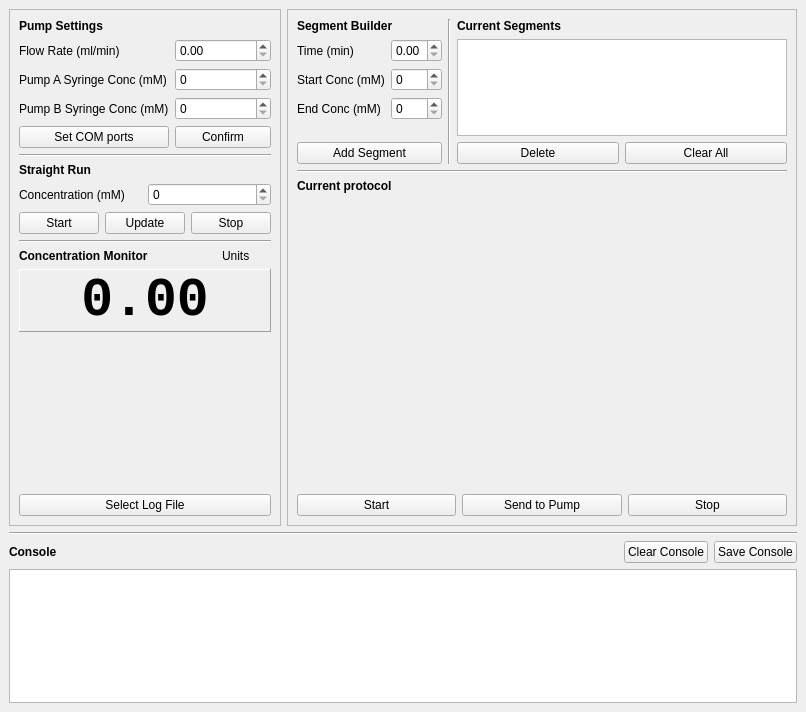
First picture: the form in pumpcontroller.ui, repository beowulfey/QtPumpController, before the edit.
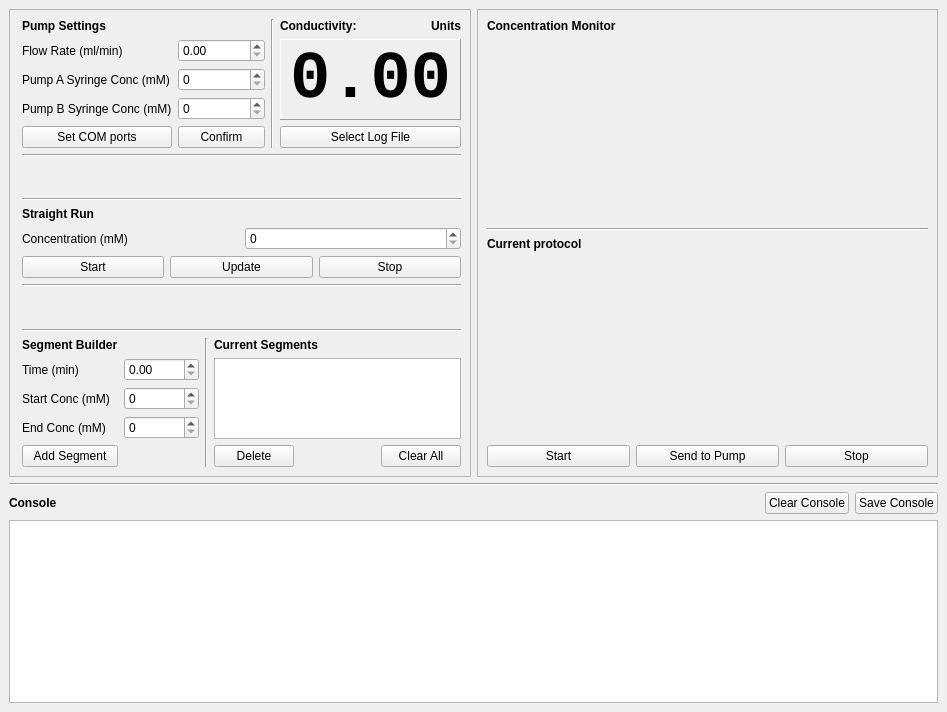
Second picture: the form after the edit. Custom widgets are drawn as their Qt base class.

```diff
--- a/pumpcontroller.ui
+++ b/pumpcontroller.ui
@@ -6,7 +6,7 @@
    <rect>
     <x>0</x>
     <y>0</y>
-    <width>806</width>
+    <width>947</width>
     <height>712</height>
    </rect>
   </property>
@@ -41,11 +41,11 @@
     <item>
      <layout class="QHBoxLayout" name="horizontalLayout_4">
       <item>
-       <widget class="QFrame" name="frame_2">
+       <widget class="QFrame" name="frame_left">
         <property name="sizePolicy">
          <sizepolicy hsizetype="Preferred" vsizetype="Preferred">
           <horstretch>0</horstretch>
-          <verstretch>7</verstretch>
+          <verstretch>0</verstretch>
          </sizepolicy>
         </property>
         <property name="frameShape">
@@ -54,26 +54,29 @@
         <property name="frameShadow">
          <enum>QFrame::Shadow::Raised</enum>
         </property>
-        <layout class="QVBoxLayout" name="verticalLayout_2" stretch="5,0,2,0,0">
+        <layout class="QVBoxLayout" name="verticalLayout_2" stretch="3,0,0,0,1,0,0,0,3">
+         <property name="leftMargin">
+          <number>12</number>
+         </property>
          <item>
           <layout class="QGridLayout" name="gridLayout_2">
-           <item row="4" column="1">
-            <widget class="QSpinBox" name="spinPbc">
-             <property name="sizePolicy">
-              <sizepolicy hsizetype="Preferred" vsizetype="Preferred">
-               <horstretch>0</horstretch>
-               <verstretch>0</verstretch>
-              </sizepolicy>
+           <item row="1" column="3">
+            <widget class="QLabel" name="label_2">
+             <property name="font">
+              <font>
+               <family>.AppleSystemUIFont</family>
+               <bold>true</bold>
+              </font>
              </property>
-             <property name="maximum">
-              <number>200</number>
+             <property name="text">
+              <string>Conductivity:</string>
              </property>
             </widget>
            </item>
-           <item row="3" column="0">
-            <widget class="QLabel" name="label_5">
-             <property name="text">
-              <string>Pump A Syringe Conc (mM)</string>
+           <item row="1" column="2" rowspan="5">
+            <widget class="Line" name="line_7">
+             <property name="orientation">
+              <enum>Qt::Orientation::Vertical</enum>
              </property>
             </widget>
            </item>
@@ -90,32 +93,6 @@
              </property>
             </widget>
            </item>
-           <item row="5" column="1">
-            <widget class="QPushButton" name="butConfirmSettings">
-             <property name="sizePolicy">
-              <sizepolicy hsizetype="Preferred" vsizetype="Preferred">
-               <horstretch>0</horstretch>
-               <verstretch>0</verstretch>
-              </sizepolicy>
-             </property>
-             <property name="text">
-              <string>Confirm</string>
-             </property>
-            </widget>
-           </item>
-           <item row="3" column="1">
-            <widget class="QSpinBox" name="spinPac">
-             <property name="sizePolicy">
-              <sizepolicy hsizetype="Preferred" vsizetype="Preferred">
-               <horstretch>0</horstretch>
-               <verstretch>0</verstretch>
-              </sizepolicy>
-             </property>
-             <property name="maximum">
-              <number>200</number>
-             </property>
-            </widget>
-           </item>
            <item row="4" column="0">
             <widget class="QLabel" name="label_6">
              <property name="text">
@@ -123,16 +100,16 @@
              </property>
             </widget>
            </item>
-           <item row="2" column="0">
-            <widget class="QLabel" name="label_4">
-             <property name="font">
-              <font>
-               <family>.AppleSystemUIFont</family>
-               <stylestrategy>PreferAntialias</stylestrategy>
-              </font>
+           <item row="4" column="1">
+            <widget class="QSpinBox" name="spinPbc">
+             <property name="sizePolicy">
+              <sizepolicy hsizetype="Preferred" vsizetype="Preferred">
+               <horstretch>0</horstretch>
+               <verstretch>0</verstretch>
+              </sizepolicy>
              </property>
-             <property name="text">
-              <string>Flow Rate (ml/min)</string>
+             <property name="maximum">
+              <number>200</number>
              </property>
             </widget>
            </item>
@@ -159,109 +136,69 @@
              </property>
             </widget>
            </item>
-          </layout>
-         </item>
-         <item>
-          <widget class="Line" name="line_2">
-           <property name="orientation">
-            <enum>Qt::Orientation::Horizontal</enum>
-           </property>
-          </widget>
-         </item>
-         <item>
-          <layout class="QGridLayout" name="gridLayout_3">
-           <item row="1" column="0" colspan="2">
-            <widget class="QLabel" name="label_11">
+           <item row="3" column="1">
+            <widget class="QSpinBox" name="spinPac">
+             <property name="sizePolicy">
+              <sizepolicy hsizetype="Preferred" vsizetype="Preferred">
+               <horstretch>0</horstretch>
+               <verstretch>0</verstretch>
+              </sizepolicy>
+             </property>
+             <property name="maximum">
+              <number>200</number>
+             </property>
+            </widget>
+           </item>
+           <item row="2" column="0">
+            <widget class="QLabel" name="label_4">
              <property name="font">
               <font>
                <family>.AppleSystemUIFont</family>
-               <bold>true</bold>
+               <stylestrategy>PreferAntialias</stylestrategy>
               </font>
              </property>
              <property name="text">
-              <string>Straight Run</string>
+              <string>Flow Rate (ml/min)</string>
              </property>
             </widget>
            </item>
-           <item row="2" column="1">
-            <widget class="QSpinBox" name="spinStraightConc">
+           <item row="5" column="1">
+            <widget class="QPushButton" name="butConfirmSettings">
              <property name="sizePolicy">
               <sizepolicy hsizetype="Preferred" vsizetype="Preferred">
                <horstretch>0</horstretch>
                <verstretch>0</verstretch>
               </sizepolicy>
              </property>
-            </widget>
-           </item>
-           <item row="3" column="0" colspan="2">
-            <layout class="QHBoxLayout" name="horizontalLayout">
-             <item>
-              <widget class="QPushButton" name="butStartPump">
-               <property name="sizePolicy">
-                <sizepolicy hsizetype="Minimum" vsizetype="Preferred">
-                 <horstretch>0</horstretch>
-                 <verstretch>0</verstretch>
-                </sizepolicy>
-               </property>
-               <property name="text">
-                <string>Start</string>
-               </property>
-              </widget>
-             </item>
-             <item>
-              <widget class="QPushButton" name="butUpdatePump">
-               <property name="sizePolicy">
-                <sizepolicy hsizetype="Minimum" vsizetype="Preferred">
-                 <horstretch>0</horstretch>
-                 <verstretch>0</verstretch>
-                </sizepolicy>
-               </property>
-               <property name="text">
-                <string>Update</string>
-               </property>
-              </widget>
-             </item>
-             <item>
-              <widget class="QPushButton" name="butStopPump">
-               <property name="sizePolicy">
-                <sizepolicy hsizetype="Minimum" vsizetype="Preferred">
-                 <horstretch>0</horstretch>
-                 <verstretch>0</verstretch>
-                </sizepolicy>
-               </property>
-               <property name="text">
-                <string>Stop</string>
-               </property>
-              </widget>
-             </item>
-            </layout>
-           </item>
-           <item row="2" column="0">
-            <widget class="QLabel" name="label_10">
              <property name="text">
-              <string>Concentration (mM)</string>
+              <string>Confirm</string>
              </property>
             </widget>
            </item>
-          </layout>
-         </item>
-         <item>
-          <widget class="Line" name="line_4">
-           <property name="orientation">
-            <enum>Qt::Orientation::Horizontal</enum>
-           </property>
-          </widget>
-         </item>
-         <item>
-          <layout class="QGridLayout" name="gridLayout_7">
-           <item row="0" column="4">
+           <item row="1" column="4">
             <widget class="QLabel" name="label_cond_units">
+             <property name="font">
+              <font>
+               <family>.AppleSystemUIFont</family>
+               <bold>true</bold>
+              </font>
+             </property>
              <property name="text">
               <string>Units</string>
              </property>
+             <property name="alignment">
+              <set>Qt::AlignmentFlag::AlignRight|Qt::AlignmentFlag::AlignTrailing|Qt::AlignmentFlag::AlignVCenter</set>
+             </property>
             </widget>
            </item>
-           <item row="4" column="0" colspan="5">
+           <item row="3" column="0">
+            <widget class="QLabel" name="label_5">
+             <property name="text">
+              <string>Pump A Syringe Conc (mM)</string>
+             </property>
+            </widget>
+           </item>
+           <item row="5" column="3" colspan="2">
             <widget class="QPushButton" name="butSelectCondLog">
              <property name="sizePolicy">
               <sizepolicy hsizetype="Preferred" vsizetype="Preferred">
@@ -274,20 +211,7 @@
              </property>
             </widget>
            </item>
-           <item row="0" column="0" colspan="4">
-            <widget class="QLabel" name="label_3">
-             <property name="font">
-              <font>
-               <family>.AppleSystemUIFont</family>
-               <bold>true</bold>
-              </font>
-             </property>
-             <property name="text">
-              <string>Concentration Monitor</string>
-             </property>
-            </widget>
-           </item>
-           <item row="1" column="0" rowspan="2" colspan="5">
+           <item row="2" column="3" rowspan="3" colspan="2">
             <widget class="QLabel" name="label_cond">
              <property name="sizePolicy">
               <sizepolicy hsizetype="Preferred" vsizetype="Preferred">
@@ -298,7 +222,7 @@
              <property name="font">
               <font>
                <family>Courier New</family>
-               <pointsize>40</pointsize>
+               <pointsize>50</pointsize>
                <bold>true</bold>
               </font>
              </property>
@@ -328,51 +252,155 @@
              </property>
             </widget>
            </item>
-           <item row="3" column="0" colspan="5">
-            <widget class="PlotWidget" name="condPlot" native="true">
+          </layout>
+         </item>
+         <item>
+          <widget class="Line" name="line_6">
+           <property name="orientation">
+            <enum>Qt::Orientation::Horizontal</enum>
+           </property>
+          </widget>
+         </item>
+         <item>
+          <spacer name="verticalSpacer">
+           <property name="orientation">
+            <enum>Qt::Orientation::Vertical</enum>
+           </property>
+           <property name="sizeHint" stdset="0">
+            <size>
+             <width>20</width>
+             <height>40</height>
+            </size>
+           </property>
+          </spacer>
+         </item>
+         <item>
+          <widget class="Line" name="line_2">
+           <property name="orientation">
+            <enum>Qt::Orientation::Horizontal</enum>
+           </property>
+          </widget>
+         </item>
+         <item>
+          <layout class="QGridLayout" name="gridLayout_3">
+           <item row="3" column="0" colspan="2">
+            <layout class="QHBoxLayout" name="horizontalLayout">
+             <item>
+              <widget class="QPushButton" name="butStartPump">
+               <property name="sizePolicy">
+                <sizepolicy hsizetype="Minimum" vsizetype="Preferred">
+                 <horstretch>0</horstretch>
+                 <verstretch>0</verstretch>
+                </sizepolicy>
+               </property>
+               <property name="text">
+                <string>Start</string>
+               </property>
+              </widget>
+             </item>
+             <item>
+              <widget class="QPushButton" name="butUpdatePump">
+               <property name="sizePolicy">
+                <sizepolicy hsizetype="Minimum" vsizetype="Preferred">
+                 <horstretch>0</horstretch>
+                 <verstretch>0</verstretch>
+                </sizepolicy>
+               </property>
+               <property name="text">
+                <string>Update</string>
+               </property>
+              </widget>
+             </item>
+             <item>
+              <widget class="QPushButton" name="butStopPump">
+               <property name="sizePolicy">
+                <sizepolicy hsizetype="Minimum" vsizetype="Preferred">
+                 <horstretch>0</horstretch>
+                 <verstretch>0</verstretch>
+                </sizepolicy>
+               </property>
+               <property name="text">
+                <string>Stop</string>
+               </property>
+              </widget>
+             </item>
+            </layout>
+           </item>
+           <item row="2" column="1">
+            <widget class="QSpinBox" name="spinStraightConc">
              <property name="sizePolicy">
               <sizepolicy hsizetype="Preferred" vsizetype="Preferred">
                <horstretch>0</horstretch>
                <verstretch>0</verstretch>
               </sizepolicy>
              </property>
-             <property name="minimumSize">
-              <size>
-               <width>0</width>
-               <height>150</height>
-              </size>
-             </property>
             </widget>
            </item>
-          </layout>
-         </item>
-        </layout>
-       </widget>
-      </item>
-      <item>
-       <widget class="QFrame" name="frame">
-        <property name="sizePolicy">
-         <sizepolicy hsizetype="Preferred" vsizetype="Minimum">
-          <horstretch>0</horstretch>
-          <verstretch>0</verstretch>
-         </sizepolicy>
-        </property>
-        <property name="frameShape">
-         <enum>QFrame::Shape::StyledPanel</enum>
-        </property>
-        <property name="frameShadow">
-         <enum>QFrame::Shadow::Raised</enum>
-        </property>
-        <layout class="QVBoxLayout" name="verticalLayout_5" stretch="4,0,0,8,0">
-         <item>
-          <layout class="QGridLayout" name="gridLayout_4" columnstretch="0,0,0,0,1,1">
-           <property name="rightMargin">
-            <number>0</number>
-           </property>
-           <property name="verticalSpacing">
-            <number>6</number>
-           </property>
            <item row="1" column="0" colspan="2">
+            <widget class="QLabel" name="label_11">
+             <property name="font">
+              <font>
+               <family>.AppleSystemUIFont</family>
+               <bold>true</bold>
+              </font>
+             </property>
+             <property name="text">
+              <string>Straight Run</string>
+             </property>
+            </widget>
+           </item>
+           <item row="2" column="0">
+            <widget class="QLabel" name="label_10">
+             <property name="text">
+              <string>Concentration (mM)</string>
+             </property>
+            </widget>
+           </item>
+          </layout>
+         </item>
+         <item>
+          <widget class="Line" name="line_4">
+           <property name="orientation">
+            <enum>Qt::Orientation::Horizontal</enum>
+           </property>
+          </widget>
+         </item>
+         <item>
+          <spacer name="verticalSpacer_2">
+           <property name="orientation">
+            <enum>Qt::Orientation::Vertical</enum>
+           </property>
+           <property name="sizeHint" stdset="0">
+            <size>
+             <width>20</width>
+             <height>40</height>
+            </size>
+           </property>
+          </spacer>
+         </item>
+         <item>
+          <widget class="Line" name="line_8">
+           <property name="orientation">
+            <enum>Qt::Orientation::Horizontal</enum>
+           </property>
+          </widget>
+         </item>
+         <item>
+          <layout class="QGridLayout" name="gridLayout_4">
+           <item row="3" column="1">
+            <widget class="QSpinBox" name="spinStartConc">
+             <property name="sizePolicy">
+              <sizepolicy hsizetype="Minimum" vsizetype="Preferred">
+               <horstretch>0</horstretch>
+               <verstretch>0</verstretch>
+              </sizepolicy>
+             </property>
+             <property name="singleStep">
+              <number>10</number>
+             </property>
+            </widget>
+           </item>
+           <item row="2" column="0">
             <widget class="QLabel" name="label_15">
              <property name="sizePolicy">
               <sizepolicy hsizetype="Minimum" vsizetype="Preferred">
@@ -385,117 +413,47 @@
              </property>
             </widget>
            </item>
-           <item row="3" column="0" colspan="2">
-            <widget class="QLabel" name="label_16">
+           <item row="5" column="3">
+            <widget class="QPushButton" name="butDeleteSegment">
+             <property name="text">
+              <string>Delete</string>
+             </property>
+            </widget>
+           </item>
+           <item row="1" column="3" colspan="2">
+            <widget class="QLabel" name="label_19">
              <property name="sizePolicy">
-              <sizepolicy hsizetype="Minimum" vsizetype="Preferred">
+              <sizepolicy hsizetype="Preferred" vsizetype="Preferred">
                <horstretch>0</horstretch>
                <verstretch>0</verstretch>
               </sizepolicy>
              </property>
+             <property name="font">
+              <font>
+               <family>.AppleSystemUIFont</family>
+               <bold>true</bold>
+              </font>
+             </property>
              <property name="text">
-              <string>End Conc (mM)</string>
+              <string>Current Segments</string>
              </property>
             </widget>
            </item>
            <item row="5" column="5">
             <widget class="QPushButton" name="butClearSegments">
-             <property name="sizePolicy">
-              <sizepolicy hsizetype="Preferred" vsizetype="Fixed">
-               <horstretch>0</horstretch>
-               <verstretch>0</verstretch>
-              </sizepolicy>
-             </property>
              <property name="text">
               <string>Clear All</string>
              </property>
             </widget>
            </item>
-           <item row="0" column="4" colspan="2">
-            <widget class="QLabel" name="label_19">
-             <property name="sizePolicy">
-              <sizepolicy hsizetype="Preferred" vsizetype="Preferred">
-               <horstretch>0</horstretch>
-               <verstretch>0</verstretch>
-              </sizepolicy>
-             </property>
-             <property name="font">
-              <font>
-               <family>.AppleSystemUIFont</family>
-               <bold>true</bold>
-              </font>
-             </property>
-             <property name="text">
-              <string>Current Segments</string>
-             </property>
-            </widget>
-           </item>
-           <item row="0" column="0" colspan="3">
-            <widget class="QLabel" name="label_18">
-             <property name="sizePolicy">
-              <sizepolicy hsizetype="Minimum" vsizetype="Preferred">
-               <horstretch>0</horstretch>
-               <verstretch>0</verstretch>
-              </sizepolicy>
-             </property>
-             <property name="font">
-              <font>
-               <family>.AppleSystemUIFont</family>
-               <bold>true</bold>
-              </font>
-             </property>
-             <property name="text">
-              <string>Segment Builder</string>
-             </property>
-            </widget>
-           </item>
-           <item row="5" column="4">
-            <widget class="QPushButton" name="butDeleteSegment">
-             <property name="sizePolicy">
-              <sizepolicy hsizetype="Preferred" vsizetype="Fixed">
-               <horstretch>0</horstretch>
-               <verstretch>0</verstretch>
-              </sizepolicy>
-             </property>
-             <property name="text">
-              <string>Delete</string>
-             </property>
-            </widget>
-           </item>
-           <item row="2" column="2">
-            <widget class="QSpinBox" name="spinStartConc">
-             <property name="sizePolicy">
-              <sizepolicy hsizetype="Minimum" vsizetype="Preferred">
-               <horstretch>0</horstretch>
-               <verstretch>0</verstretch>
-              </sizepolicy>
-             </property>
-             <property name="singleStep">
-              <number>10</number>
-             </property>
-            </widget>
-           </item>
-           <item row="3" column="2">
-            <widget class="QSpinBox" name="spinEndConc">
-             <property name="sizePolicy">
-              <sizepolicy hsizetype="Minimum" vsizetype="Preferred">
-               <horstretch>0</horstretch>
-               <verstretch>0</verstretch>
-              </sizepolicy>
-             </property>
-             <property name="singleStep">
-              <number>10</number>
-             </property>
-            </widget>
-           </item>
-           <item row="0" column="3" rowspan="6">
+           <item row="1" column="2" rowspan="5">
             <widget class="Line" name="line_3">
              <property name="orientation">
               <enum>Qt::Orientation::Vertical</enum>
              </property>
             </widget>
            </item>
-           <item row="1" column="2">
+           <item row="2" column="1">
             <widget class="QDoubleSpinBox" name="spinSegTime">
              <property name="sizePolicy">
               <sizepolicy hsizetype="Minimum" vsizetype="Preferred">
@@ -514,7 +472,7 @@
              </property>
             </widget>
            </item>
-           <item row="1" column="4" rowspan="4" colspan="2">
+           <item row="2" column="3" rowspan="3" colspan="3">
             <widget class="QTableView" name="tableSegments">
              <property name="sizePolicy">
               <sizepolicy hsizetype="Preferred" vsizetype="Preferred">
@@ -563,7 +521,7 @@
              </property>
             </widget>
            </item>
-           <item row="2" column="0" colspan="2">
+           <item row="3" column="0">
             <widget class="QLabel" name="label_17">
              <property name="sizePolicy">
               <sizepolicy hsizetype="Minimum" vsizetype="Preferred">
@@ -576,7 +534,52 @@
              </property>
             </widget>
            </item>
-           <item row="5" column="0" colspan="3">
+           <item row="1" column="0">
+            <widget class="QLabel" name="label_18">
+             <property name="sizePolicy">
+              <sizepolicy hsizetype="Minimum" vsizetype="Preferred">
+               <horstretch>0</horstretch>
+               <verstretch>0</verstretch>
+              </sizepolicy>
+             </property>
+             <property name="font">
+              <font>
+               <family>.AppleSystemUIFont</family>
+               <bold>true</bold>
+              </font>
+             </property>
+             <property name="text">
+              <string>Segment Builder</string>
+             </property>
+            </widget>
+           </item>
+           <item row="4" column="0">
+            <widget class="QLabel" name="label_16">
+             <property name="sizePolicy">
+              <sizepolicy hsizetype="Minimum" vsizetype="Preferred">
+               <horstretch>0</horstretch>
+               <verstretch>0</verstretch>
+              </sizepolicy>
+             </property>
+             <property name="text">
+              <string>End Conc (mM)</string>
+             </property>
+            </widget>
+           </item>
+           <item row="4" column="1">
+            <widget class="QSpinBox" name="spinEndConc">
+             <property name="sizePolicy">
+              <sizepolicy hsizetype="Minimum" vsizetype="Preferred">
+               <horstretch>0</horstretch>
+               <verstretch>0</verstretch>
+              </sizepolicy>
+             </property>
+             <property name="singleStep">
+              <number>10</number>
+             </property>
+            </widget>
+           </item>
+           <item row="5" column="0">
             <widget class="QPushButton" name="butAddSegment">
              <property name="text">
               <string>Add Segment</string>
@@ -585,6 +588,53 @@
            </item>
           </layout>
          </item>
+        </layout>
+       </widget>
+      </item>
+      <item>
+       <widget class="QFrame" name="frame_right">
+        <property name="sizePolicy">
+         <sizepolicy hsizetype="Preferred" vsizetype="Minimum">
+          <horstretch>0</horstretch>
+          <verstretch>0</verstretch>
+         </sizepolicy>
+        </property>
+        <property name="frameShape">
+         <enum>QFrame::Shape::StyledPanel</enum>
+        </property>
+        <property name="frameShadow">
+         <enum>QFrame::Shadow::Raised</enum>
+        </property>
+        <layout class="QVBoxLayout" name="verticalLayout_5" stretch="0,8,0,0,8,0">
+         <item>
+          <widget class="QLabel" name="label_3">
+           <property name="font">
+            <font>
+             <family>.AppleSystemUIFont</family>
+             <bold>true</bold>
+            </font>
+           </property>
+           <property name="text">
+            <string>Concentration Monitor</string>
+           </property>
+          </widget>
+         </item>
+         <item>
+          <widget class="PlotWidget" name="condPlot" native="true">
+           <property name="sizePolicy">
+            <sizepolicy hsizetype="Preferred" vsizetype="Preferred">
+             <horstretch>0</horstretch>
+             <verstretch>0</verstretch>
+            </sizepolicy>
+           </property>
+           <property name="minimumSize">
+            <size>
+             <width>0</width>
+             <height>150</height>
+            </size>
+           </property>
+          </widget>
+         </item>
          <item>
           <widget class="Line" name="line">
            <property name="orientation">
@@ -616,7 +666,7 @@
            <property name="sizePolicy">
             <sizepolicy hsizetype="Preferred" vsizetype="Preferred">
              <horstretch>0</horstretch>
-             <verstretch>5</verstretch>
+             <verstretch>0</verstretch>
             </sizepolicy>
            </property>
            <property name="minimumSize">
```
Left out of the diff: 3 changed lines with no effect on the pictures.
